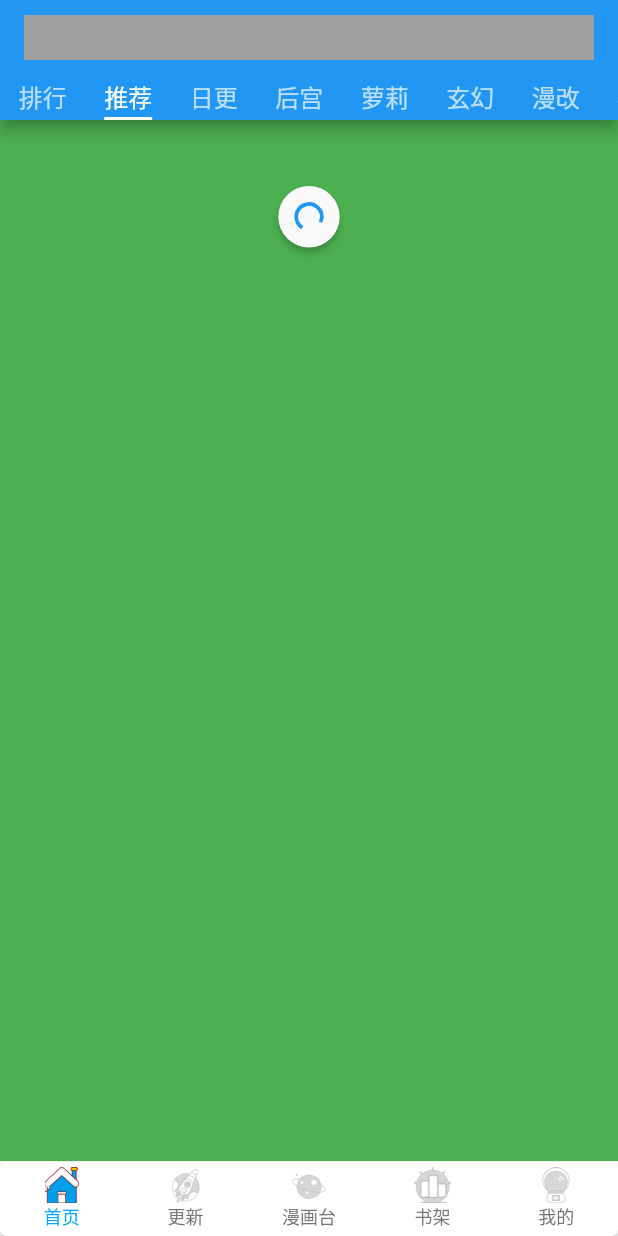
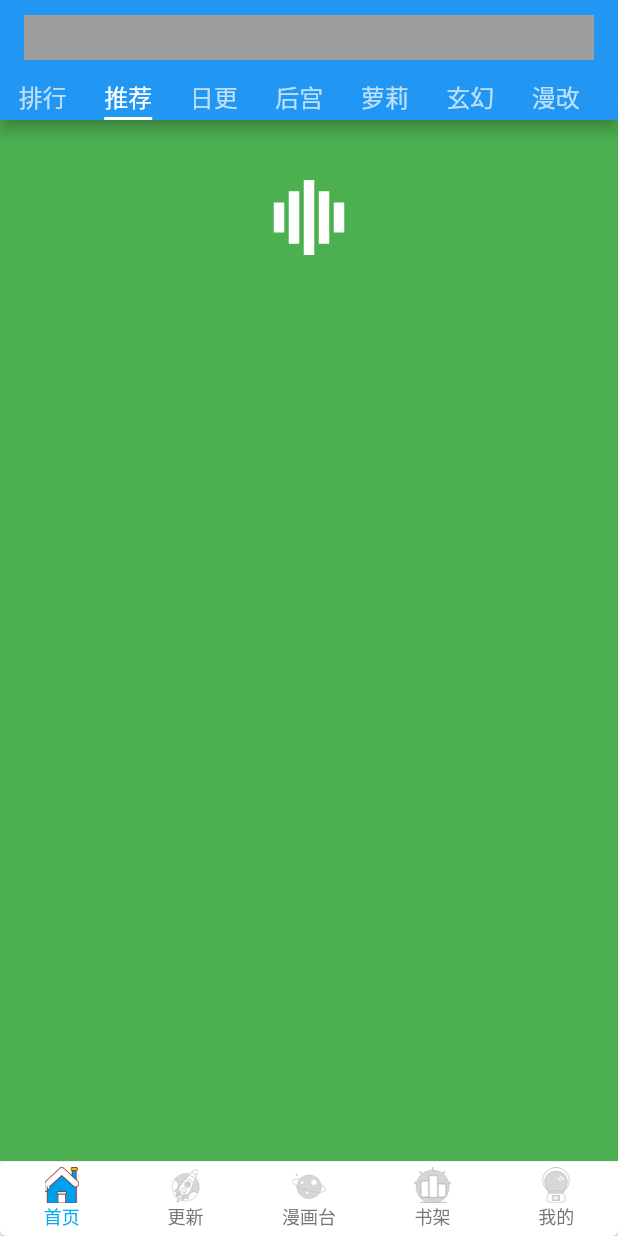
Before and after one commit to cixiu/flutter_manhuatai, a Flutter app: the first screen one second after launch, on a phone screen of 412 x 824 dp. Run offline on Flutter 3.47's test engine with Material 2 defaults, Android fonts, the phone set to English and light mode, and no system bars; our stand-ins replace dio, flutter_spinkit.

Commit message:
fix: change directory structure

```diff
--- a/lib/pages/home/home_index.dart
+++ b/lib/pages/home/home_index.dart
@@ -1,4 +1,5 @@
 import 'package:flutter/material.dart';
+import 'package:flutter_spinkit/flutter_spinkit.dart';
 
 import 'package:flutter_manhuatai/components/refresh_loading.dart';
 
@@ -140,30 +141,17 @@ class _HomeIndexState extends State<HomeIndex>
                           style: TextStyle(color: Colors.white),
                         ),
                   )
-                    : RefreshLoading() /* Stack(
+                : Stack(
                     alignment: AlignmentDirectional.topCenter,
                     children: <Widget>[
-                Positioned(
-                  top: 40.0,
-                  child: ScaleTransition(
-                    scale: ,
-                    child: RefreshProgressIndicator(),
-                  )
+                      Positioned(top: 40.0, child: SpinKitWave(color: Colors.white, duration: const Duration(milliseconds: 1000),)),
+                      // child: ScaleTransition(
+                      //   // scale: ,
+                      //   child: RefreshProgressIndicator(),
+                      // )),
+                    ],
                   ),
-              ],
-            ) */
-                ,
           ),
-          /*  Stack(
-            children: <Widget>[
-              Container(
-                width: 50.0,
-                height: 50.0,
-                color: Colors.red,
-                child: RefreshProgressIndicator(),
-              )
-            ],
-          ), */
           Text(
             '这是日更的TabBarItem',
             style: TextStyle(color: Colors.blue),
--- a/pubspec.yaml
+++ b/pubspec.yaml
@@ -25,6 +25,7 @@ dependencies:
   flutter_redux_dev_tools: ^0.3.0
   redux: ^3.0.0
   flutter_redux: ^0.5.3
+  flutter_spinkit: "^3.1.0"
 
 dev_dependencies:
   flutter_test:
```
Also changed, not shown: lib/pages/home/home.dart (+4 -4 lines), lib/pages/bookshelf/bookshelf.dart (renamed from lib/pages/home/home_bookshelf.dart), lib/pages/manhuatai/manhuatai.dart (renamed from lib/pages/home/home_manhuatai.dart), lib/pages/mine/mine.dart (renamed from lib/pages/home/home_mine.dart), lib/pages/update/update.dart (renamed from lib/pages/home/home_update.dart). Lines whose indentation alone changed are shown as unchanged.
